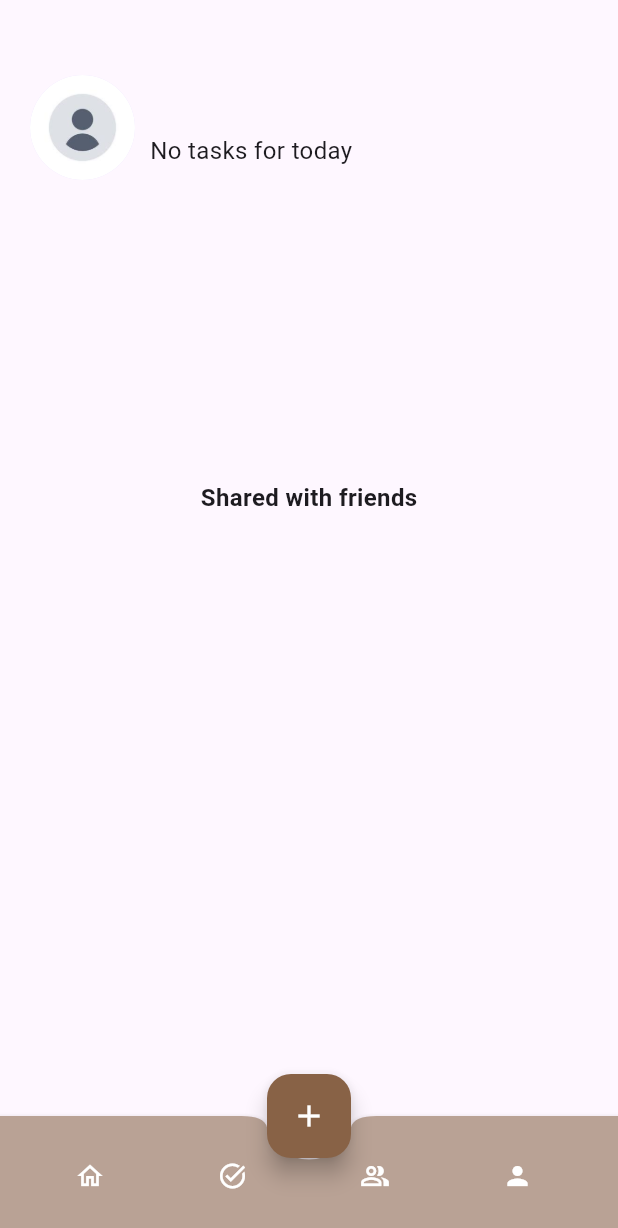
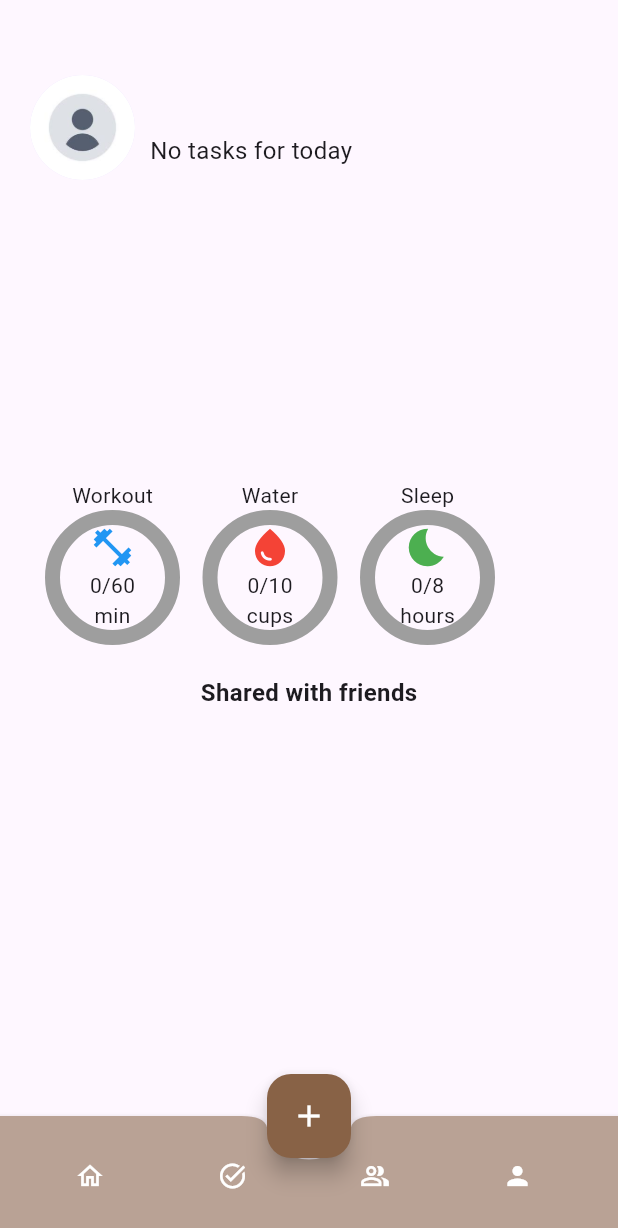
Before and after one commit to Nathan-Augustinov/ITFest, a Flutter app: the screen it shows once a user with an empty profile is signed in, on a phone screen of 412 x 824 dp. Shown: the top 1228 px of the screen. Run offline on Flutter 3.47's test engine with Material 3 defaults, Android fonts, the phone set to English and light mode, and no system bars; drawn by our look-alikes of percent_indicator; our stand-ins replace cloud_firestore, date_picker_timeline, dropdown_button2, email_validator, firebase_auth, firebase_core and 6 more; accounts and stored records are empty; network calls fail.

Commit message:
Quick ticks for user on home screen

```diff
--- a/lib/constants/insets.dart
+++ b/lib/constants/insets.dart
@@ -2,6 +2,8 @@ import 'package:flutter/material.dart';
 
 class AppInsets {
   static EdgeInsets leftRight20 = const EdgeInsets.only(left: 20, right: 20);
+  static EdgeInsets leftRight5 = const EdgeInsets.only(left: 5, right: 5);
+  static EdgeInsets leftRight10 = const EdgeInsets.only(left: 10, right: 10);
   static EdgeInsets leftRightTopBottom10 = const EdgeInsets.all(10);
   static EdgeInsets left5 = const EdgeInsets.only(left: 5);
   static EdgeInsets left10 = const EdgeInsets.only(left: 10);
--- a/lib/screens/authentication/register_screen.dart
+++ b/lib/screens/authentication/register_screen.dart
@@ -281,6 +281,9 @@ class _RegisterScreenState extends State<RegisterScreen> {
       'email': email,
       'photoURL': '',
       'friends': [],
+      'workout_goal': 0,
+      'water_goal': 0,
+      'sleep_goal': 0,
     });
   }
 
--- a/lib/screens/home/home_screen.dart
+++ b/lib/screens/home/home_screen.dart
@@ -10,6 +10,7 @@ import 'package:it_fest/models/goal.dart';
 import 'package:it_fest/screens/goals/goal_details_screen.dart';
 import 'package:it_fest/screens/home/_utilities.dart';
 import 'package:it_fest/widgets/goal_card.dart';
+import 'package:percent_indicator/circular_percent_indicator.dart';
 
 class HomeScreen extends StatefulWidget {
   const HomeScreen({Key? key}) : super(key: key);
@@ -21,6 +22,9 @@ class _HomeScreenState extends State<HomeScreen> {
   late User? user;
   String _userName = '';
   String _photoURL = '';
+  int _workoutGoal = 0;
+  int _waterGoal = 0;
+  int _sleepGoal = 0;
 
   //TODO: urmatoarea saptamana taskuri
   @override
@@ -31,6 +35,29 @@ class _HomeScreenState extends State<HomeScreen> {
     });
     _fetchUserName(user?.email ?? "");
     _fetchUserProfilePicture(user?.email ?? "");
+    getGoals();
+  }
+
+  void getGoals() async {
+    await FirebaseFirestore.instance
+        .collection('accounts')
+        .doc(user?.email)
+        .get()
+        .then((snapshot) {
+      if (snapshot.exists) {
+        var data = snapshot.data();
+        if (data != null) {
+          setState(() {
+            _workoutGoal = data['workout_goal'] ?? 0;
+            _waterGoal = data['water_goal'] ?? 0;
+            _sleepGoal = data['sleep_goal'] ?? 0;
+          });
+          // workoutGoal = data['workout_goal'];
+          // waterGoal = data['water_goal'];
+          // sleepGoal = data['sleep_goal'];
+        }
+      }
+    });
   }
 
 //TODO: show latest goals
@@ -82,12 +109,9 @@ class _HomeScreenState extends State<HomeScreen> {
               onTap: () => uploadProfilePicture(),
               child: CircleAvatar(
                 radius: 35,
-                backgroundImage:
-                    //TODO: if user has image ( NetworkImage('https://picsum.photos/id/237/200/300'),) put image else
-                    // AssetImage('assets/images/empty_profile_pic.jpg'),
-                    _photoURL.startsWith('http')
-                        ? NetworkImage(_photoURL)
-                        : AssetImage(_photoURL) as ImageProvider,
+                backgroundImage: _photoURL.startsWith('http')
+                    ? NetworkImage(_photoURL)
+                    : AssetImage(_photoURL) as ImageProvider,
               ),
             ),
             //TODO: remove hardcoded code
@@ -158,6 +182,89 @@ class _HomeScreenState extends State<HomeScreen> {
               }
             }),
         const SizedBox(height: 30),
+        Row(
+          children: <Widget>[
+            Padding(
+              padding: AppInsets.leftRight10,
+              child: GestureDetector(
+                onTap: _workoutGoal < 60 ? () => addWorkout() : null,
+                child: CircularPercentIndicator(
+                  radius: 45.0,
+                  lineWidth: 10.0,
+                  percent: _workoutGoal / 60,
+                  header: const Text("Workout"),
+                  center: Column(
+                      mainAxisAlignment: MainAxisAlignment.center,
+                      children: [
+                        const Icon(
+                          Icons.fitness_center,
+                          size: 30.0,
+                          color: Colors.blue,
+                        ),
+                        Text("$_workoutGoal/60"),
+                        const Text("min")
+                      ]),
+                  backgroundColor: Colors.grey,
+                  progressColor: Colors.blue,
+                ),
+              ),
+            ),
+            Padding(
+              padding: AppInsets.leftRight5,
+              child: GestureDetector(
+                onTap: _waterGoal < 10 ? () => addWater() : null,
+                child: CircularPercentIndicator(
+                  radius: 45.0,
+                  lineWidth: 10.0,
+                  percent: _waterGoal / 10,
+                  header: const Text("Water"),
+                  center: Column(
+                    mainAxisAlignment: MainAxisAlignment.center,
+                    children: [
+                      const Icon(
+                        Icons.water_drop,
+                        size: 30.0,
+                        color: Colors.red,
+                      ),
+                      Text("$_waterGoal/10"),
+                      const Text("cups")
+                    ],
+                  ),
+                  backgroundColor: Colors.grey,
+                  progressColor: Colors.red,
+                ),
+              ),
+            ),
+            Padding(
+              padding: AppInsets.leftRight10,
+              child: GestureDetector(
+                onTap: _sleepGoal < 8 ? () => addSleep() : null,
+                child: CircularPercentIndicator(
+                  radius: 45.0,
+                  lineWidth: 10.0,
+                  percent: _sleepGoal / 8,
+                  header: Text("Sleep"),
+                  center: Column(
+                      mainAxisAlignment: MainAxisAlignment.center,
+                      children: [
+                        const Icon(
+                          Icons.bedtime,
+                          size: 30.0,
+                          color: Colors.green,
+                        ),
+                        Text("$_sleepGoal/8"),
+                        const Text("hours")
+                      ]),
+                  backgroundColor: Colors.grey,
+                  progressColor: Colors.green,
+                ),
+              ),
+            ),
+          ],
+        ),
+        const SizedBox(
+          height: 20,
+        ),
         Text(
           'Shared with friends',
           style: AppTexts.font16Bold,
@@ -343,4 +450,52 @@ class _HomeScreenState extends State<HomeScreen> {
     }
     return count;
   }
+
+  void addWorkout() async {
+    setState(() {
+      _workoutGoal += 30;
+    });
+    DocumentSnapshot snapshot = await FirebaseFirestore.instance
+        .collection('accounts')
+        .doc(user?.email)
+        .get();
+    if (snapshot.exists) {
+      await FirebaseFirestore.instance
+          .collection('accounts')
+          .doc(user?.email)
+          .update({'workout_goal': _workoutGoal});
+    }
+  }
+
+  void addSleep() async {
+    setState(() {
+      _sleepGoal += 8;
+    });
+    DocumentSnapshot snapshot = await FirebaseFirestore.instance
+        .collection('accounts')
+        .doc(user?.email)
+        .get();
+    if (snapshot.exists) {
+      await FirebaseFirestore.instance
+          .collection('accounts')
+          .doc(user?.email)
+          .update({'sleep_goal': _sleepGoal});
+    }
+  }
+
+  void addWater() async {
+    setState(() {
+      _waterGoal += 1;
+    });
+    DocumentSnapshot snapshot = await FirebaseFirestore.instance
+        .collection('accounts')
+        .doc(user?.email)
+        .get();
+    if (snapshot.exists) {
+      await FirebaseFirestore.instance
+          .collection('accounts')
+          .doc(user?.email)
+          .update({'water_goal': _waterGoal});
+    }
+  }
 }
--- a/pubspec.yaml
+++ b/pubspec.yaml
@@ -47,6 +47,7 @@ dependencies:
   flutter_riverpod: ^2.4.10
   url_launcher: ^6.2.5
   date_picker_timeline: ^1.2.5
+  percent_indicator: ^4.2.3
 
 dev_dependencies:
   flutter_test:
```
